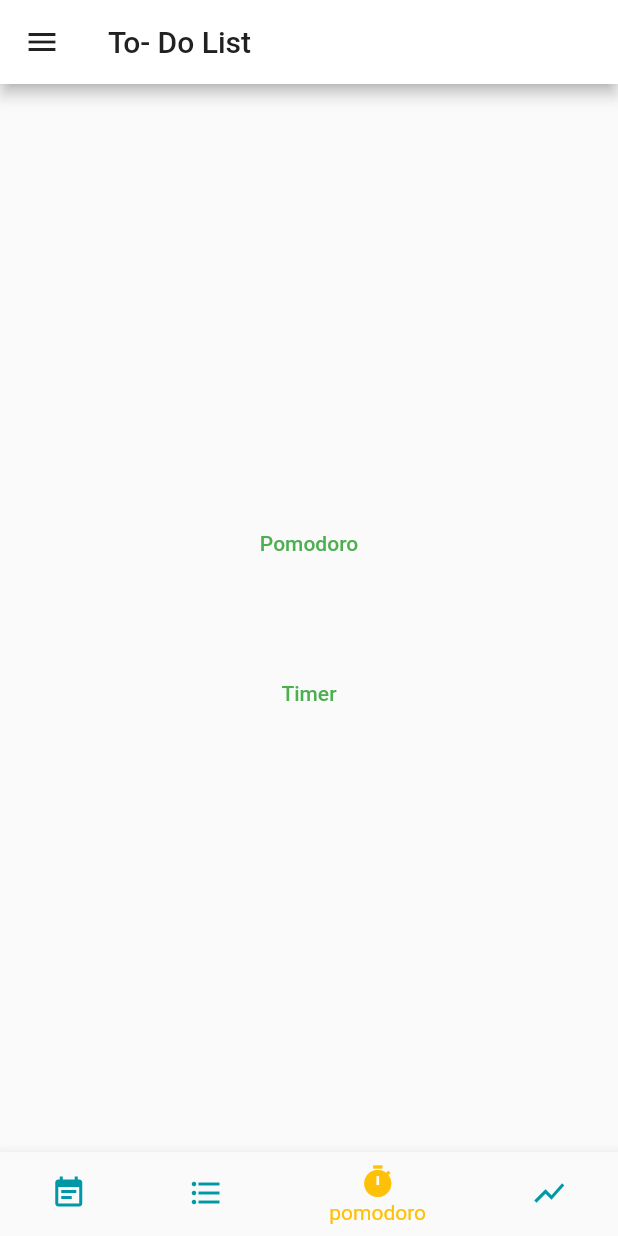
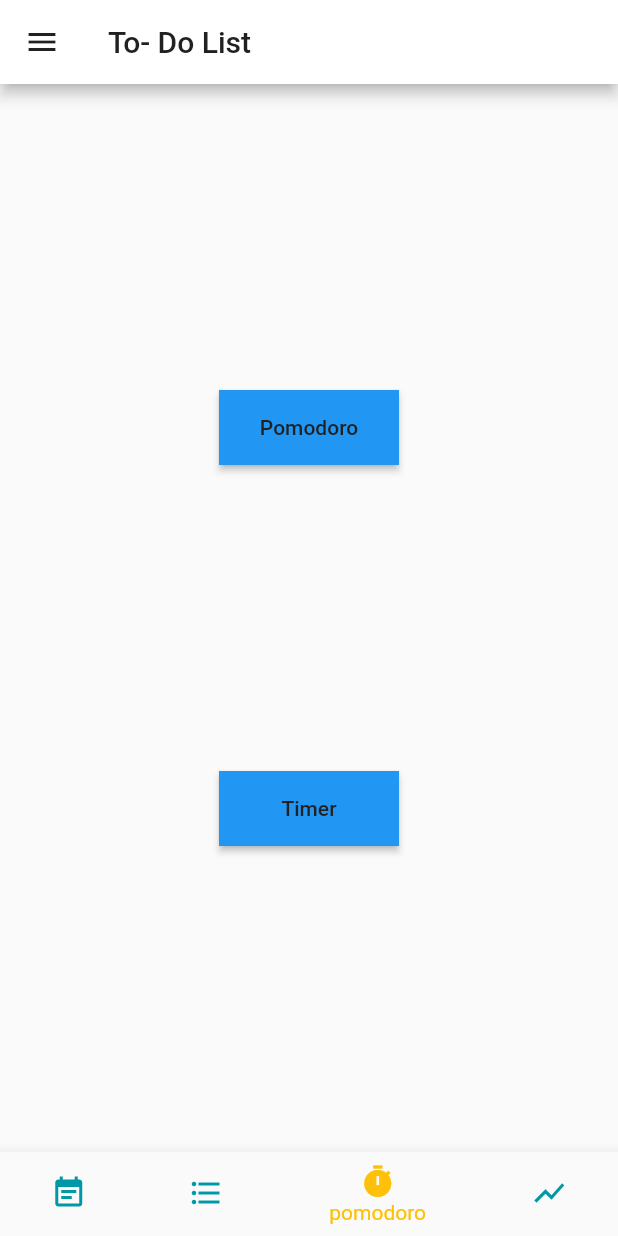
Before and after one commit to Hsn37/Ghambeel, a Flutter app: the screen it shows after launch, item 3 of the bottom bar chosen, on a phone screen of 412 x 824 dp. Run offline on Flutter 3.47's test engine with Material 2 defaults, Android fonts, the phone set to English and light mode, and no system bars; our stand-ins replace flutter_secure_storage, flutter_spinkit, select_form_field, table_calendar; missing offline and left inert: icon_decoration, mysql1.

Commit message:
pomodoro navigation done

```diff
--- a/lib/modules/generalTimer/timer.dart
+++ b/lib/modules/generalTimer/timer.dart
@@ -9,6 +9,8 @@ class Timer extends StatefulWidget {
 class _TimerState extends State<Timer> {
   @override
   Widget build(BuildContext context) {
-    return Container();
+    return Container(
+
+    );
   }
 }
--- a/lib/modules/pomodoro/pomodoroHome.dart
+++ b/lib/modules/pomodoro/pomodoroHome.dart
@@ -1,4 +1,6 @@
 import 'package:flutter/material.dart';
+import 'package:ghambeel/theme.dart';
+import 'package:ghambeel/modules/generalTimer/timer.dart';
 
 class PomodoroHome extends StatefulWidget {
   const PomodoroHome({Key? key, required this.title}) : super(key: key);
@@ -9,6 +11,19 @@ class PomodoroHome extends StatefulWidget {
 }
 
 class _PomodoroHomeState extends State<PomodoroHome> {
+  final ButtonStyle raisedButtonStyle = ElevatedButton.styleFrom(
+    onPrimary: Colors.red,
+    primary: Colors.blue,
+    minimumSize: const Size(120, 50),
+    padding: const EdgeInsets.symmetric(horizontal: 16),
+    shape: const RoundedRectangleBorder(
+      borderRadius: BorderRadius.all(Radius.circular(0)),
+    ),
+  );
+  final TextStyle myTextStyle = const TextStyle(
+    color: primaryText,
+  );
+
   @override
   Widget build(BuildContext context) {
     return Container(
@@ -22,24 +37,25 @@ class _PomodoroHomeState extends State<PomodoroHome> {
       child: Scaffold(
         body: Center(
           child: Column(
-            mainAxisSize: MainAxisSize.min,
+            mainAxisSize: MainAxisSize.max,
+            mainAxisAlignment: MainAxisAlignment.spaceEvenly,
             children: [
-              SizedBox(
-                width: 100,
-                height: 100,
-                child: TextButton(
+              ElevatedButton(
                   onPressed: (){},
-                  child: const Text("Pomodoro"),
-                ),
+                  child: Text(
+                    "Pomodoro",
+                    style: myTextStyle,
+                  ),
+                  style: raisedButtonStyle
               ),
-              SizedBox(
-                width: 100,
-                height: 100,
-                child: TextButton(
-                  onPressed: (){},
-                  child: const Text("Timer"),
-                ),
-              )
+              ElevatedButton(
+                  onPressed: (){Navigator.push(context, MaterialPageRoute(builder: (context) => Timer()));},
+                  child: Text(
+                    "Timer",
+                    style: myTextStyle,
+                  ),
+                  style: raisedButtonStyle
+              ),
             ],
           ),
         ),
```
